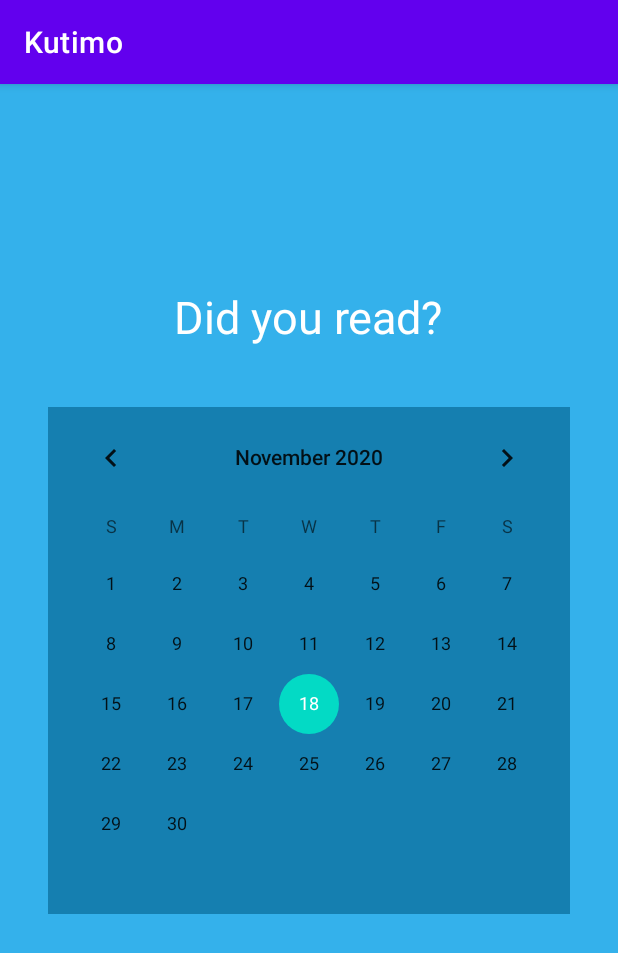
After one commit to AmyLila/Kutimo, an Android app: the Calendar_checkmarks screen opened directly, with no data from a screen before it, on a phone screen of 412 x 824 dp. The commit adds this screen. Shown: the top 953 px of the screen. Run offline under Robolectric (Android 15) with nearby library versions, the phone set to English and light mode, and no system bars.

Commit message:
Adding calendar activity and colors (light_blue and dark_blue.)

```diff
--- a/app/src/main/AndroidManifest.xml
+++ b/app/src/main/AndroidManifest.xml
@@ -4,7 +4,6 @@
 
     <uses-permission android:name="android.permission.INTERNET" />
     <uses-permission android:name="android.permission.RECEIVE_BOOT_COMPLETED" />
-
 
     <application
         android:allowBackup="true"
@@ -13,6 +12,8 @@
         android:roundIcon="@mipmap/ic_launcher_round"
         android:supportsRtl="true"
         android:theme="@style/Theme.Kutimo">
+        <activity android:name=".Calendar_checkmarks"></activity>
+
         <receiver
             android:name=".BootBroadcastReceiver"
             android:enabled="true"
@@ -20,7 +21,6 @@
             <intent-filter>
                 <action android:name="android.intent.action.BOOT_COMPLETED" />
             </intent-filter>
-
         </receiver>
 
         <activity android:name=".MainActivity">
--- a/app/src/main/java/com/example/kutimo/BootBroadcastReceiver.java
+++ b/app/src/main/java/com/example/kutimo/BootBroadcastReceiver.java
@@ -9,8 +9,7 @@ public class BootBroadcastReceiver extends BroadcastReceiver {
 
     @Override
     public void onReceive(Context context, Intent intent) {
-        // TODO: This method is called when the BroadcastReceiver is receiving
-        // an Intent broadcast.
+        //Toast for message once boot is complete.
         Toast.makeText(context, "Don't forget to read your scriptures", Toast.LENGTH_LONG).show();
 
 
--- /dev/null
+++ b/app/src/main/java/com/example/kutimo/Calendar_checkmarks.java
@@ -0,0 +1,14 @@
+package com.example.kutimo;
+
+import androidx.appcompat.app.AppCompatActivity;
+
+import android.os.Bundle;
+
+public class Calendar_checkmarks extends AppCompatActivity {
+
+    @Override
+    protected void onCreate(Bundle savedInstanceState) {
+        super.onCreate(savedInstanceState);
+        setContentView(R.layout.activity_calendar_checkmarks);
+    }
+}
--- a/app/src/main/java/com/example/kutimo/MainActivity.java
+++ b/app/src/main/java/com/example/kutimo/MainActivity.java
@@ -2,7 +2,10 @@ package com.example.kutimo;
 
 import androidx.appcompat.app.AppCompatActivity;
 
+import android.content.Intent;
 import android.os.Bundle;
+import android.view.View;
+import android.widget.TextView;
 
 public class MainActivity extends AppCompatActivity {
 
@@ -11,4 +14,13 @@ public class MainActivity extends AppCompatActivity {
         super.onCreate(savedInstanceState);
         setContentView(R.layout.activity_main); //comment
     }
+
+    public void openCalendar(View view) {
+        Intent intent = new Intent (this, Calendar_checkmarks.class);
+        TextView textView = findViewById(R.id.textView);
+        String message = textView.getText().toString();
+        intent.putExtra("Extra Message", message);
+        startActivity(intent);
+
+    }
 }
--- /dev/null
+++ b/app/src/main/res/layout/activity_calendar_checkmarks.xml
@@ -0,0 +1,39 @@
+<?xml version="1.0" encoding="utf-8"?>
+<androidx.constraintlayout.widget.ConstraintLayout xmlns:android="http://schemas.android.com/apk/res/android"
+    xmlns:app="http://schemas.android.com/apk/res-auto"
+    xmlns:tools="http://schemas.android.com/tools"
+    android:layout_width="match_parent"
+    android:layout_height="match_parent"
+    tools:context=".Calendar_checkmarks"
+    android:background="@color/light_blue"
+    >
+    <TextView
+        android:id="@+id/textView"
+        android:layout_width="282dp"
+        android:layout_height="62dp"
+        android:text="Did you read?"
+        android:textColor="@color/white"
+        android:textAlignment="center"
+        android:textSize="30sp"
+        app:layout_constraintBottom_toBottomOf="parent"
+        app:layout_constraintEnd_toEndOf="parent"
+        app:layout_constraintHorizontal_bias="0.496"
+        app:layout_constraintLeft_toLeftOf="parent"
+        app:layout_constraintRight_toRightOf="parent"
+        app:layout_constraintStart_toStartOf="parent"
+        app:layout_constraintTop_toTopOf="parent"
+        app:layout_constraintVertical_bias="0.191" />
+
+    <CalendarView
+        android:id="@+id/calendarView"
+        android:layout_width="wrap_content"
+
+        android:layout_height="wrap_content"
+        android:background="@color/dark_blue"
+        app:layout_constraintBottom_toBottomOf="parent"
+        app:layout_constraintEnd_toEndOf="parent"
+        app:layout_constraintStart_toStartOf="parent"
+        app:layout_constraintTop_toTopOf="parent" />
+
+
+</androidx.constraintlayout.widget.ConstraintLayout>
--- a/app/src/main/res/values/colors.xml
+++ b/app/src/main/res/values/colors.xml
@@ -7,4 +7,7 @@
     <color name="teal_700">#FF018786</color>
     <color name="black">#FF000000</color>
     <color name="white">#FFFFFFFF</color>
+    <color name="light_blue">#34B1EB</color>
+    <color name="dark_blue">#157FB0</color>
+
 </resources>
```
